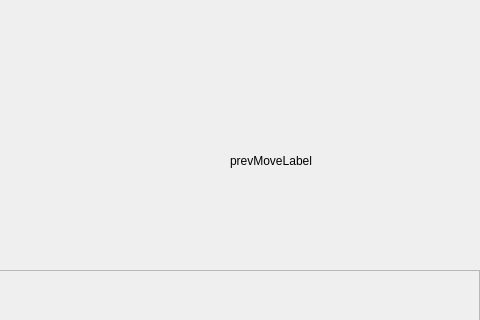
Qt form COMP2012H-Exploding-Kitten/ui/game_window.ui (Doma1204/COMP2012H_Project-Exploding_Kitten) before a commit; both pictures show x 320 to 800 and y 110 to 430 of the 800 by 600 pixel window.
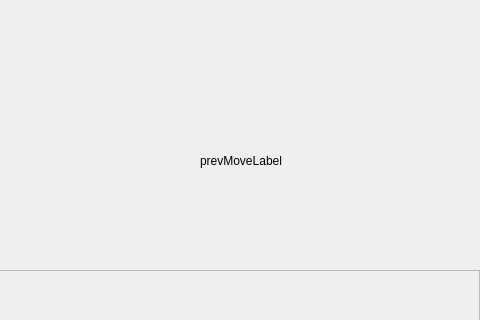
The same form after that commit.

Patch:
```diff
--- a/COMP2012H-Exploding-Kitten/ui/game_window.ui
+++ b/COMP2012H-Exploding-Kitten/ui/game_window.ui
@@ -115,7 +115,7 @@
   <widget class="QLabel" name="preMoveLabel">
    <property name="geometry">
     <rect>
-     <x>550</x>
+     <x>520</x>
      <y>210</y>
      <width>171</width>
      <height>121</height>
```
